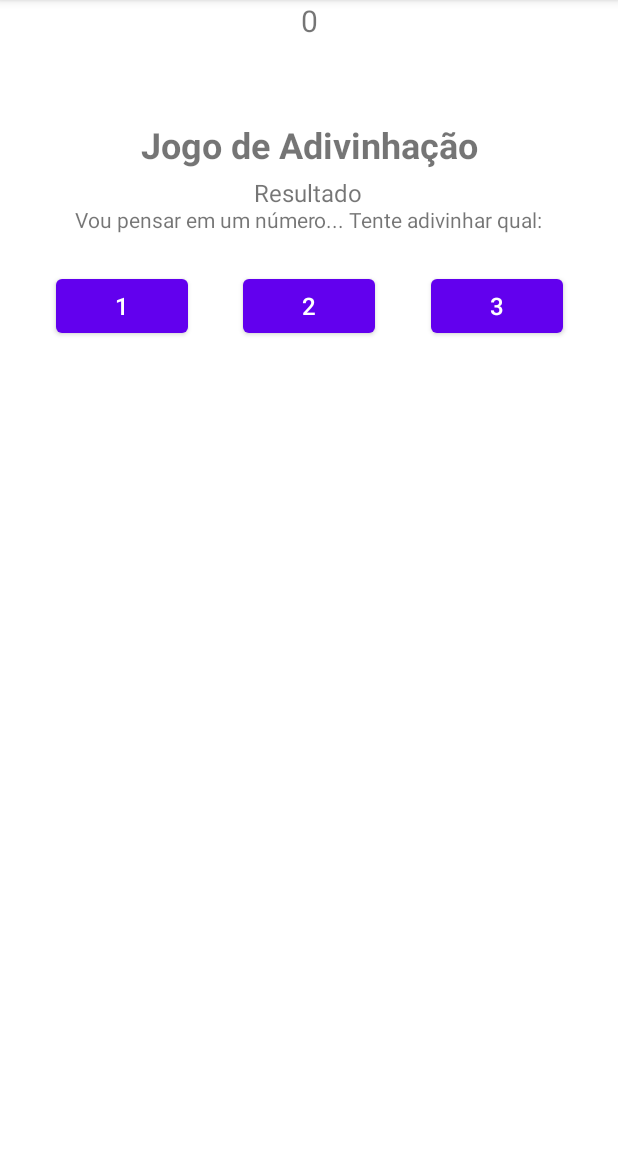
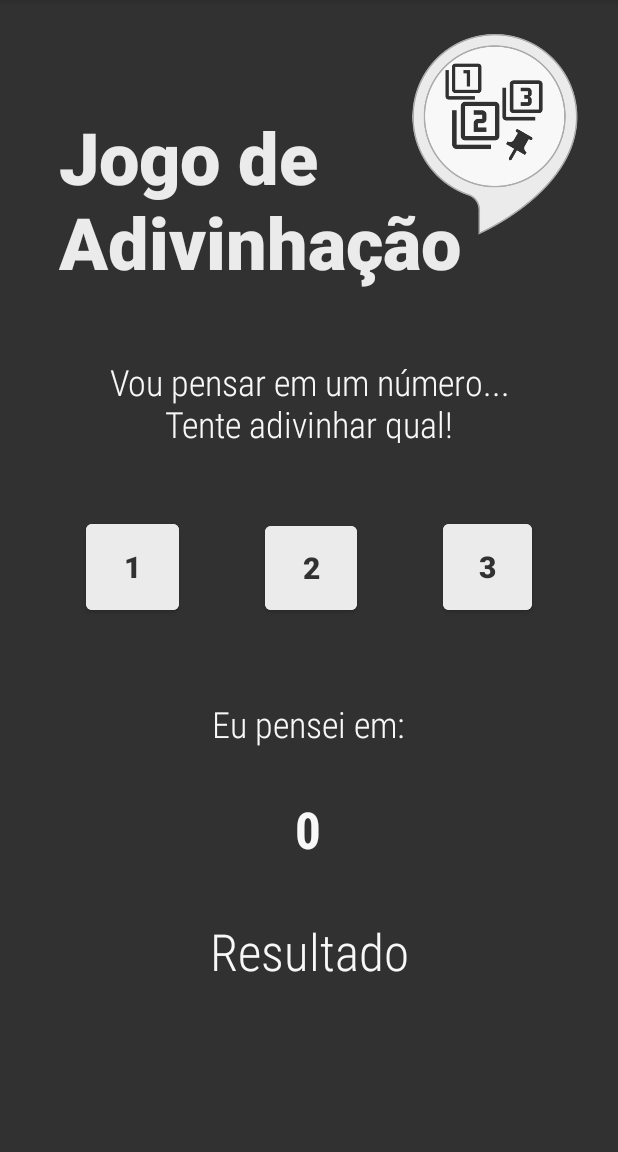
Before and after one commit to NanaEkman/JogoAdvinhacao_Trabalho2Bim-CAMI-NANA, an Android app: the screen it shows after launch (MainActivity), on a phone screen of 412 x 824 dp, the part 84-1236 px from its top. Run offline under Robolectric (Android 15) with nearby library versions, the light colour scheme and no system bars.

Commit message:
Aplicativo com interface diferente e funcionando corretamente. Versão Final!

```diff
--- a/app/src/main/java/com/example/jogoadvinhacao_trabalho2bim_cami_nana/MainActivity.java
+++ b/app/src/main/java/com/example/jogoadvinhacao_trabalho2bim_cami_nana/MainActivity.java
@@ -6,7 +6,7 @@ import android.annotation.SuppressLint;
 import android.os.Bundle;
 import android.view.View;
 import android.widget.Button;
-import android.widget.EditText;
+import android.widget.TextView;
 import android.widget.Toast;
 
 import java.util.Random;
@@ -20,8 +20,8 @@ public class MainActivity extends AppCompatActivity {
     private Button btn2;
     private Button btn3;
 
-    private EditText txtNumero;
-    private EditText txtResultado;
+    private TextView txtNumero;
+    private TextView txtResultado;
 
     private int numeroUsuario = 0;
     private int numeroSorteado = 0;
@@ -40,11 +40,11 @@ public class MainActivity extends AppCompatActivity {
         return btn3;
     }
 
-    public EditText getTxtNumero() {
+    public TextView getTxtNumero() {
         return txtNumero;
     }
 
-    public EditText getTxtResultado() {
+    public TextView getTxtResultado() {
         return txtResultado;
     }
 
--- a/app/src/main/res/layout/activity_main.xml
+++ b/app/src/main/res/layout/activity_main.xml
@@ -4,65 +4,85 @@
     xmlns:tools="http://schemas.android.com/tools"
     android:layout_width="match_parent"
     android:layout_height="match_parent"
+    android:background="#313131"
+    android:backgroundTint="#313131"
     tools:context=".MainActivity">
 
     <Button
+        android:id="@+id/btn2"
+        android:layout_width="61dp"
+        android:layout_height="68dp"
+        android:layout_marginTop="24dp"
+        android:backgroundTint="#EBEBEB"
+        android:foregroundTint="#313131"
+        android:text="2"
+        android:textColor="#313131"
+        android:textSize="20sp"
+        android:textStyle="bold"
+        app:layout_constraintBottom_toBottomOf="@+id/btn1"
+        app:layout_constraintEnd_toStartOf="@+id/btn3"
+        app:layout_constraintHorizontal_bias="0.5"
+        app:layout_constraintStart_toEndOf="@+id/btn1"
+        app:layout_constraintTop_toBottomOf="@+id/txtSubtitulo"
+        app:layout_constraintVertical_bias="1.0" />
+
+    <Button
+        android:id="@+id/btn3"
+        android:layout_width="59dp"
+        android:layout_height="69dp"
+        android:layout_marginTop="24dp"
+        android:backgroundTint="#EBEBEB"
+        android:foregroundTint="#313131"
+        android:text="3"
+        android:textColor="#313131"
+        android:textSize="20sp"
+        android:textStyle="bold"
+        app:layout_constraintBottom_toBottomOf="@+id/btn2"
+        app:layout_constraintEnd_toEndOf="parent"
+        app:layout_constraintHorizontal_bias="0.5"
+        app:layout_constraintStart_toEndOf="@+id/btn2"
+        app:layout_constraintTop_toBottomOf="@+id/txtSubtitulo"
+        app:layout_constraintVertical_bias="1.0" />
+
+    <Button
         android:id="@+id/btn1"
-        android:layout_width="wrap_content"
-        android:layout_height="wrap_content"
-        android:layout_marginTop="24dp"
+        android:layout_width="62dp"
+        android:layout_height="69dp"
+        android:layout_marginTop="48dp"
+        android:backgroundTint="#EBEBEB"
         android:text="1"
-        android:textSize="16sp"
+        android:textColor="#313131"
+        android:textSize="20sp"
+        android:textStyle="bold"
         app:layout_constraintEnd_toStartOf="@+id/btn2"
         app:layout_constraintHorizontal_bias="0.5"
         app:layout_constraintStart_toStartOf="parent"
         app:layout_constraintTop_toBottomOf="@+id/txtSubtitulo" />
 
-    <Button
-        android:id="@+id/btn2"
-        android:layout_width="wrap_content"
-        android:layout_height="wrap_content"
-        android:layout_marginTop="24dp"
-        android:text="2"
-        android:textSize="16sp"
-        app:layout_constraintBottom_toBottomOf="@+id/btn1"
-        app:layout_constraintEnd_toStartOf="@+id/btn3"
-        app:layout_constraintHorizontal_bias="0.5"
-        app:layout_constraintStart_toEndOf="@+id/btn1"
-        app:layout_constraintTop_toBottomOf="@+id/txtSubtitulo" />
-
-    <Button
-        android:id="@+id/btn3"
-        android:layout_width="wrap_content"
-        android:layout_height="wrap_content"
-        android:layout_marginTop="24dp"
-        android:text="3"
-        android:textSize="16sp"
-        app:layout_constraintBottom_toBottomOf="@+id/btn2"
+    <ImageView
+        android:id="@+id/imageView"
+        android:layout_width="134dp"
+        android:layout_height="145dp"
+        app:layout_constraintBottom_toBottomOf="parent"
         app:layout_constraintEnd_toEndOf="parent"
-        app:layout_constraintHorizontal_bias="0.5"
-        app:layout_constraintStart_toEndOf="@+id/btn2"
-        app:layout_constraintTop_toBottomOf="@+id/txtSubtitulo" />
-
-    <TextView
-        android:id="@+id/txtSubtitulo"
-        android:layout_width="wrap_content"
-        android:layout_height="wrap_content"
-        android:layout_marginTop="24dp"
-        android:text="Vou pensar em um número... Tente adivinhar qual:"
-        app:layout_constraintEnd_toEndOf="parent"
+        app:layout_constraintHorizontal_bias="0.942"
         app:layout_constraintStart_toStartOf="parent"
-        app:layout_constraintTop_toBottomOf="@+id/txtTitulo" />
+        app:layout_constraintTop_toTopOf="parent"
+        app:layout_constraintVertical_bias="0.027"
+        app:srcCompat="@drawable/jogoadivinhacao" />
 
     <TextView
         android:id="@+id/txtTitulo"
-        android:layout_width="wrap_content"
-        android:layout_height="wrap_content"
-        android:layout_marginTop="80dp"
+        android:layout_width="306dp"
+        android:layout_height="134dp"
+        android:layout_marginTop="72dp"
+        android:fontFamily="sans-serif-black"
         android:text="Jogo de Adivinhação"
-        android:textSize="24sp"
+        android:textColor="#EBEBEB"
+        android:textSize="48sp"
         android:textStyle="bold"
         app:layout_constraintEnd_toEndOf="parent"
+        app:layout_constraintHorizontal_bias="0.371"
         app:layout_constraintStart_toStartOf="parent"
         app:layout_constraintTop_toTopOf="parent" />
 
@@ -72,22 +92,34 @@
         android:layout_height="wrap_content"
         android:layout_marginTop="24dp"
         android:layout_marginBottom="24dp"
+        android:fontFamily="sans-serif-condensed-light"
         android:text="Eu pensei em:"
+        android:textColor="#F8F8F8"
+        android:textSize="24sp"
         app:layout_constraintBottom_toTopOf="@+id/txtNumero"
         app:layout_constraintEnd_toEndOf="parent"
+        app:layout_constraintHorizontal_bias="0.498"
         app:layout_constraintStart_toStartOf="parent"
         app:layout_constraintTop_toBottomOf="@+id/btn2"
-        app:layout_constraintVertical_bias="1.0" />
+        app:layout_constraintVertical_bias="0.803" />
 
     <TextView
         android:id="@+id/txtNumero"
         android:layout_width="wrap_content"
         android:layout_height="wrap_content"
+        android:layout_marginTop="24dp"
+        android:layout_marginBottom="24dp"
+        android:fontFamily="sans-serif-condensed-medium"
         android:text="0"
-        android:textSize="20sp"
+        android:textColor="#F8F8F8"
+        android:textSize="34sp"
+        android:textStyle="bold"
+        app:layout_constraintBottom_toBottomOf="parent"
         app:layout_constraintEnd_toEndOf="parent"
+        app:layout_constraintHorizontal_bias="0.498"
         app:layout_constraintStart_toStartOf="parent"
-        tools:layout_editor_absoluteY="310dp" />
+        app:layout_constraintTop_toBottomOf="@+id/btn2"
+        app:layout_constraintVertical_bias="0.355" />
 
     <TextView
         android:id="@+id/txtResultado"
@@ -95,12 +127,27 @@
         android:layout_height="wrap_content"
         android:layout_marginTop="24dp"
         android:layout_marginBottom="24dp"
+        android:fontFamily="sans-serif-condensed-light"
         android:text="Resultado"
-        android:textSize="16sp"
+        android:textColor="#F8F8F8"
+        android:textSize="34sp"
         app:layout_constraintBottom_toBottomOf="parent"
         app:layout_constraintEnd_toEndOf="parent"
-        app:layout_constraintHorizontal_bias="0.498"
         app:layout_constraintStart_toStartOf="parent"
         app:layout_constraintTop_toBottomOf="@+id/txtNumero"
-        app:layout_constraintVertical_bias="0.098" />
+        app:layout_constraintVertical_bias="0.124" />
+
+    <TextView
+        android:id="@+id/txtSubtitulo"
+        android:layout_width="279dp"
+        android:layout_height="57dp"
+        android:layout_marginTop="32dp"
+        android:fontFamily="sans-serif-condensed-light"
+        android:text="Vou pensar em um número... Tente adivinhar qual!"
+        android:textAlignment="center"
+        android:textColor="#F8F8F8"
+        android:textSize="24sp"
+        app:layout_constraintEnd_toEndOf="parent"
+        app:layout_constraintStart_toStartOf="parent"
+        app:layout_constraintTop_toBottomOf="@+id/txtTitulo" />
 </androidx.constraintlayout.widget.ConstraintLayout>
```
Also changed, not shown: app/src/main/res/drawable/jogoadivinhacao.png (added).
